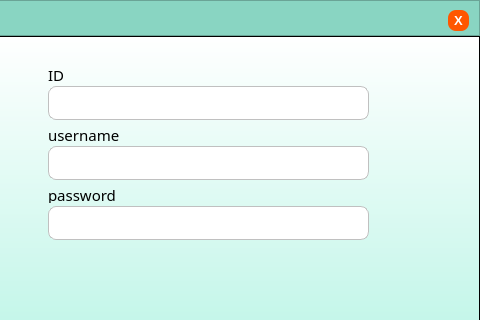
Qt form profile.ui (marcryangil/facemaskdetection) before a commit; both pictures show x 462 to 942 and y 0 to 320 of the 942 by 495 pixel window.
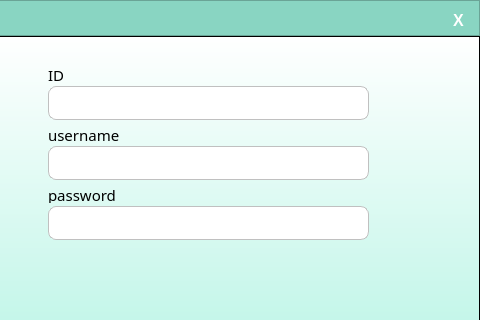
The same form after that commit. Icons and pictures are not drawn.

```diff
--- a/profile.ui
+++ b/profile.ui
@@ -105,7 +105,7 @@
        <property name="font">
         <font>
          <family>MS Shell Dlg 2</family>
-         <pointsize>10</pointsize>
+         <pointsize>12</pointsize>
          <weight>75</weight>
          <bold>true</bold>
         </font>
@@ -115,7 +115,7 @@
        </property>
        <property name="styleSheet">
         <string notr="true">QPushButton{
-	background-color: rgba(255,87,0,255);
+	background-color: transparent;
 	border: none;
 	color: rgb(255, 255, 255);
 	border-radius: 8px;
```
